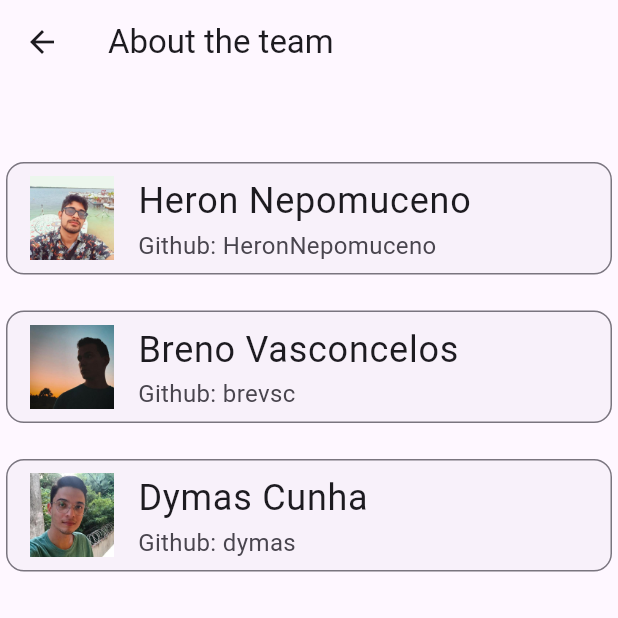
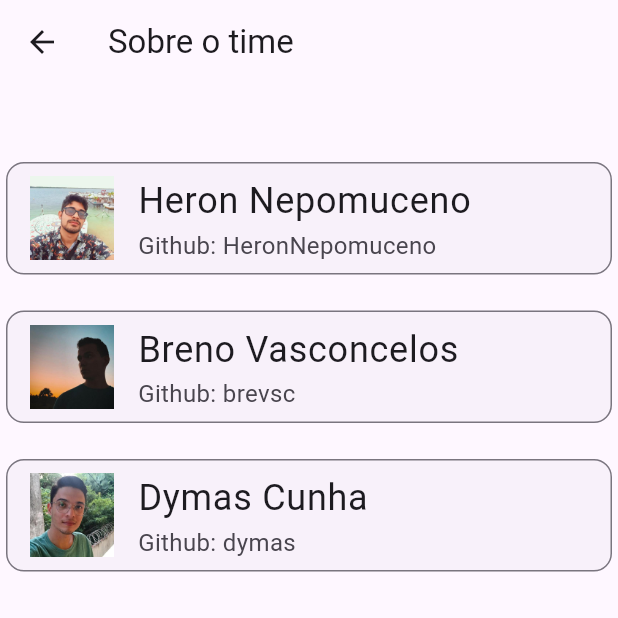
Before and after one commit to brevsc/PROG4-AVAL3, a Flutter app: the screen it shows after launch, item 2 of the bottom bar chosen, on a phone screen of 412 x 824 dp, the top half of it. Run offline on Flutter 3.47's test engine with Material 2 defaults, Android fonts, the light colour scheme and no system bars; network calls fail.

Commit message:
translate ui to portuguese

```diff
--- a/lib/screens/about_us.dart
+++ b/lib/screens/about_us.dart
@@ -17,7 +17,7 @@ class AboutUsPage extends StatelessWidget {
 
     return Scaffold(
       appBar: AppBar(
-        title: const Text('About the team'),
+        title: const Text('Sobre o time'),
       ),
       body: Padding(
         padding: const EdgeInsets.only(top: 48.0),
--- a/lib/widgets/bottom_navigator.dart
+++ b/lib/widgets/bottom_navigator.dart
@@ -17,8 +17,8 @@ class _BottomNavigationState extends State<BottomNavigation> {
   Widget build(BuildContext context) {
     return BottomNavigationBar(
       items: const [
-        BottomNavigationBarItem(icon: Icon(Icons.feed), label: 'Feed'),
-        BottomNavigationBarItem(icon: Icon(Icons.people), label: 'Team'),
+        BottomNavigationBarItem(icon: Icon(Icons.feed), label: 'Catálogo'),
+        BottomNavigationBarItem(icon: Icon(Icons.people), label: 'Time'),
       ],
       onTap: (int index) => {
         if (index == team)
```
